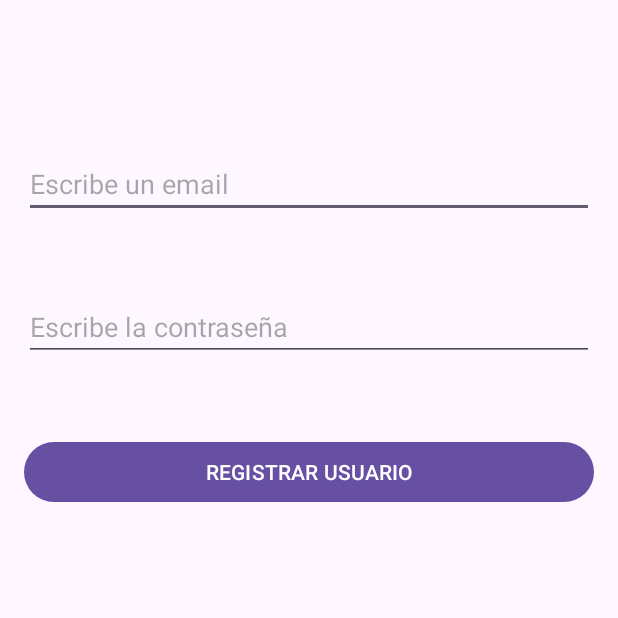
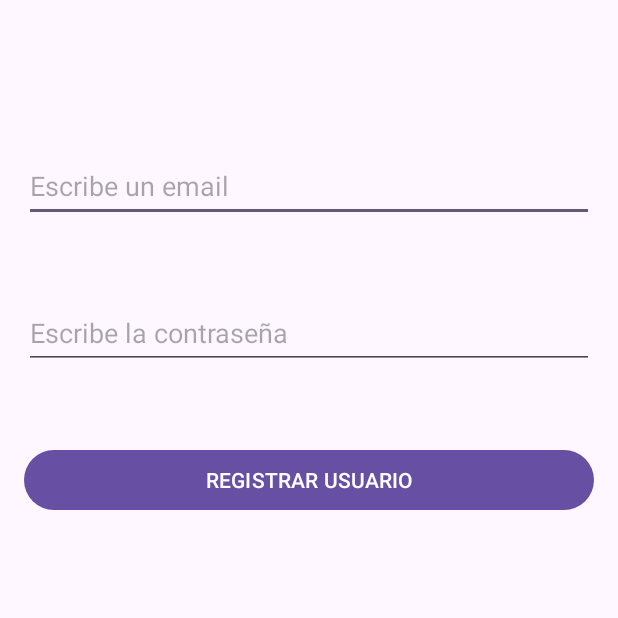
Before and after one commit to rauserr/Ejercicio02, an Android app: the screen it shows after launch (MainActivity), on a phone screen of 412 x 824 dp, the top half of it. Run offline under Robolectric (Android 15) with nearby library versions, the phone set to English and light mode, and no system bars.

```diff
--- a/app/build.gradle.kts
+++ b/app/build.gradle.kts
@@ -4,7 +4,7 @@ plugins {
 
 android {
     namespace = "raul.serrano.ejercicio02"
-    compileSdk = 33
+    compileSdk = 34
 
     defaultConfig {
         applicationId = "raul.serrano.ejercicio02"
--- a/app/src/main/java/raul/serrano/ejercicio02/MainActivity.java
+++ b/app/src/main/java/raul/serrano/ejercicio02/MainActivity.java
@@ -3,12 +3,55 @@ package raul.serrano.ejercicio02;
 import androidx.appcompat.app.AppCompatActivity;
 
 import android.os.Bundle;
+import android.view.View;
+import android.widget.Button;
+import android.widget.EditText;
+import android.widget.Toast;
+
+import java.util.ArrayList;
+
+import raul.serrano.ejercicio02.modelos.Usuario;
 
 public class MainActivity extends AppCompatActivity {
+
+    private EditText txtEmail;
+    private EditText txtPassword;
+
+    private Button btnRegistrar;
+
+    ArrayList<Usuario> listaUsuarios;
 
     @Override
     protected void onCreate(Bundle savedInstanceState) {
         super.onCreate(savedInstanceState);
         setContentView(R.layout.activity_main);
+
+        listaUsuarios = new ArrayList<>();
+
+        inicializarVista();
+
+        btnRegistrar.setOnClickListener(new View.OnClickListener() {
+            @Override
+            public void onClick(View view) {
+                String email = txtEmail.getText().toString();
+                String password = txtPassword.getText().toString();
+
+                if(email.isEmpty() && password.isEmpty()) {
+                    Toast.makeText(MainActivity.this, "FALTAN DATOS", Toast.LENGTH_SHORT).show();
+                }else{
+                    Usuario miusuario = new Usuario(email,password);
+
+                    listaUsuarios.add(miusuario);
+
+                    Toast.makeText(MainActivity.this, "GUARDADO: "+miusuario.toString(), Toast.LENGTH_SHORT).show();
+                    }
+                }
+            });
+    }
+
+    private void inicializarVista() {
+        txtEmail = findViewById(R.id.txtEmailMain);
+        txtPassword = findViewById(R.id.txtPasswordMain);
+        btnRegistrar = findViewById(R.id.btnRegistrerMain);
     }
 }
--- a/app/src/main/res/layout/activity_main.xml
+++ b/app/src/main/res/layout/activity_main.xml
@@ -17,6 +17,7 @@
         android:ems="10"
         android:hint="Escribe un email"
         android:inputType="textEmailAddress"
+        android:minHeight="48dp"
         app:layout_constraintBottom_toBottomOf="parent"
         app:layout_constraintEnd_toEndOf="parent"
         app:layout_constraintHorizontal_bias="0.497"
@@ -25,7 +26,7 @@
         app:layout_constraintVertical_bias="0.0" />
 
     <EditText
-        android:id="@+id/editTextTextPassword"
+        android:id="@+id/txtPasswordMain"
         android:layout_width="0dp"
         android:layout_height="wrap_content"
         android:layout_marginStart="16dp"
@@ -34,6 +35,7 @@
         android:ems="10"
         android:hint="Escribe la contraseña"
         android:inputType="textPassword"
+        android:minHeight="48dp"
         app:layout_constraintEnd_toEndOf="parent"
         app:layout_constraintStart_toStartOf="parent"
         app:layout_constraintTop_toBottomOf="@+id/txtEmailMain" />
@@ -48,5 +50,5 @@
         android:text="REGISTRAR USUARIO"
         app:layout_constraintEnd_toEndOf="parent"
         app:layout_constraintStart_toStartOf="parent"
-        app:layout_constraintTop_toBottomOf="@+id/editTextTextPassword" />
+        app:layout_constraintTop_toBottomOf="@+id/txtPasswordMain" />
 </androidx.constraintlayout.widget.ConstraintLayout>
```
